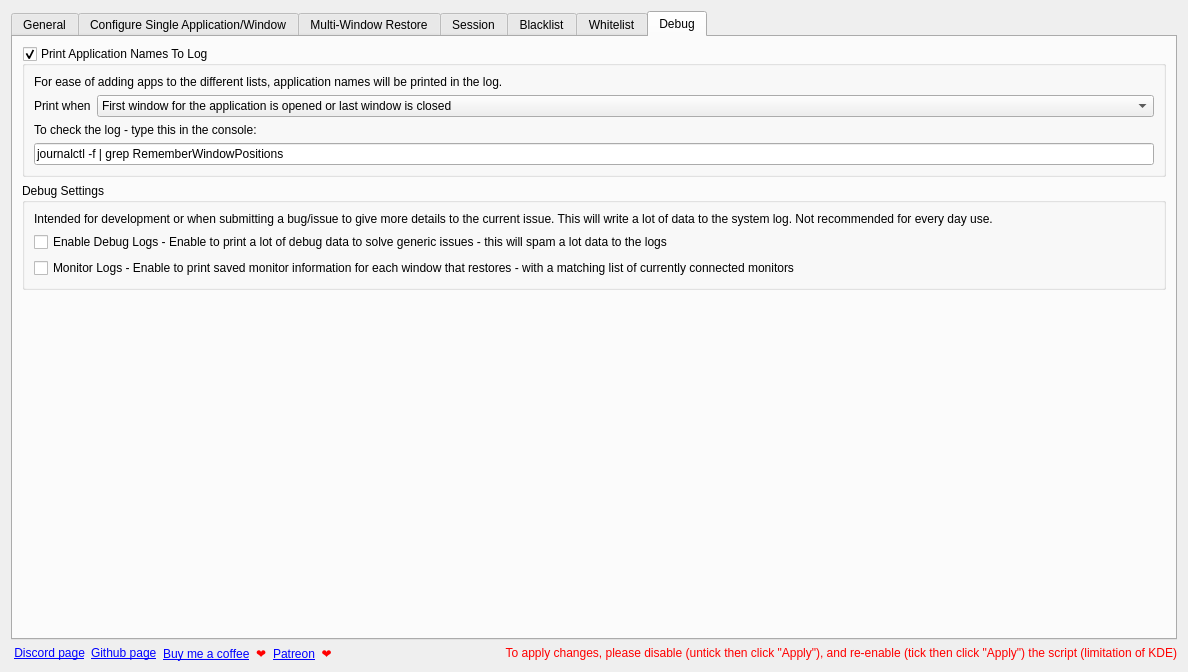
rxappdev/RememberWindowPositions, file src/contents/ui/config.ui: the form before one commit.
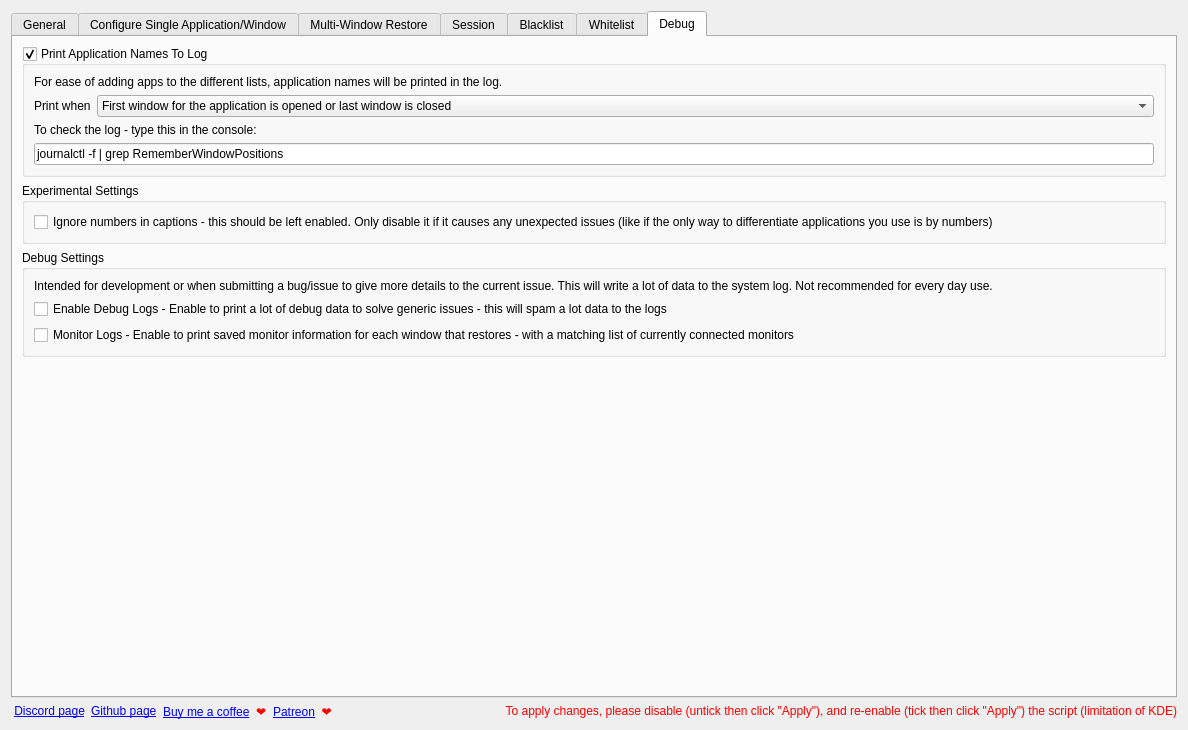
The form after the commit. The open tabs and pages were chosen to show the change. Icons and pictures are not drawn.

The edit to the form file:
```diff
--- a/src/contents/ui/config.ui
+++ b/src/contents/ui/config.ui
@@ -7,7 +7,7 @@
     <x>0</x>
     <y>0</y>
     <width>1188</width>
-    <height>672</height>
+    <height>730</height>
    </rect>
   </property>
   <layout class="QVBoxLayout" name="verticalLayout">
@@ -1011,6 +1011,22 @@
          </layout>
         </widget>
        </item>
+       <item>
+        <widget class="QGroupBox" name="groupBox_2">
+         <property name="title">
+          <string>Experimental Settings</string>
+         </property>
+         <layout class="QVBoxLayout" name="verticalLayout_11">
+          <item>
+           <widget class="QCheckBox" name="kcfg_ignoreNumbers">
+            <property name="text">
+             <string>Ignore numbers in captions - this should be left enabled. Only disable it if it causes any unexpected issues (like if the only way to differentiate applications you use is by numbers)</string>
+            </property>
+           </widget>
+          </item>
+         </layout>
+        </widget>
+       </item>
        <item>
         <widget class="QGroupBox" name="groupBox_debug">
          <property name="title">
```
Left out of the diff: 2 changed lines with no effect on the pictures.
